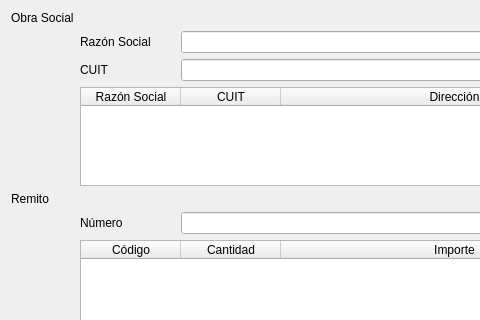
Above: Prototipo/registrarCobroRemito.ui from UNPSJB/FarmaciaCrisol before the change; both pictures show x 0 to 480 and y 0 to 320 of the 640 by 580 pixel window. Below: the same form after it.
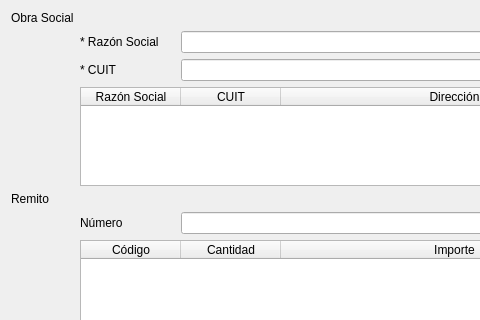
That is the form after the change.

What changed in the file:
```diff
--- a/Prototipo/registrarCobroRemito.ui
+++ b/Prototipo/registrarCobroRemito.ui
@@ -26,7 +26,7 @@
      <item row="2" column="1">
       <widget class="QLabel" name="label_2">
        <property name="text">
-        <string>CUIT</string>
+        <string>* CUIT</string>
        </property>
       </widget>
      </item>
@@ -70,7 +70,7 @@
      <item row="1" column="1">
       <widget class="QLabel" name="label_3">
        <property name="text">
-        <string>Razón Social</string>
+        <string>* Razón Social</string>
        </property>
       </widget>
      </item>
```
